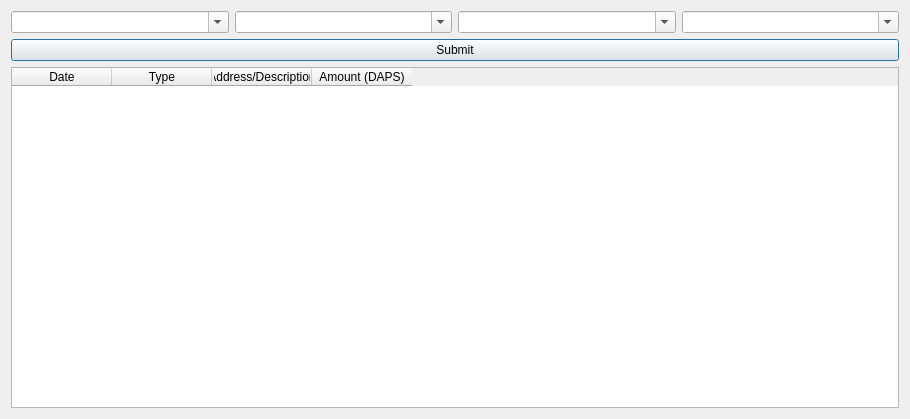
First picture: the form in src/qt/forms/historypage.ui, repository pedrorv0106/DAPS, before the edit.
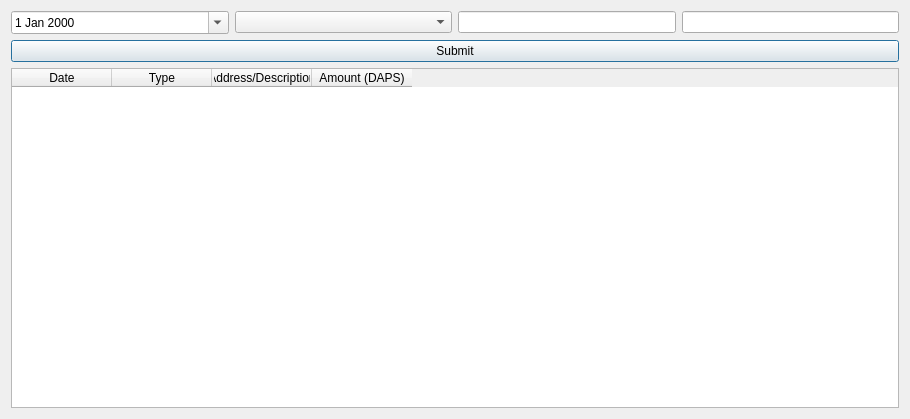
Second picture: the form after the edit.

Commit message: DAPS-304 historypage load boiler

The edit to the form file:
```diff
--- a/src/qt/forms/historypage.ui
+++ b/src/qt/forms/historypage.ui
@@ -18,30 +18,32 @@
        <item>
         <layout class="QHBoxLayout" name="horizontalLayout_2">
          <item>
-          <widget class="QComboBox" name="comboBox_3">
-           <property name="editable">
+          <widget class="QDateEdit" name="dateEdit">
+           <property name="calendarPopup">
             <bool>true</bool>
            </property>
           </widget>
          </item>
          <item>
-          <widget class="QComboBox" name="comboBox_4">
-           <property name="editable">
-            <bool>true</bool>
-           </property>
-          </widget>
+          <widget class="QComboBox" name="comboBoxType"/>
          </item>
          <item>
-          <widget class="QComboBox" name="comboBox_2">
-           <property name="editable">
-            <bool>true</bool>
+          <widget class="QLineEdit" name="lineEditDesc">
+           <property name="sizePolicy">
+            <sizepolicy hsizetype="Preferred" vsizetype="Fixed">
+             <horstretch>0</horstretch>
+             <verstretch>0</verstretch>
+            </sizepolicy>
            </property>
           </widget>
          </item>
          <item>
-          <widget class="QComboBox" name="comboBox">
-           <property name="editable">
-            <bool>true</bool>
+          <widget class="QLineEdit" name="lineEditAmount">
+           <property name="sizePolicy">
+            <sizepolicy hsizetype="Preferred" vsizetype="Fixed">
+             <horstretch>0</horstretch>
+             <verstretch>0</verstretch>
+            </sizepolicy>
            </property>
           </widget>
          </item>
```
The commit also changes 6 other files.
